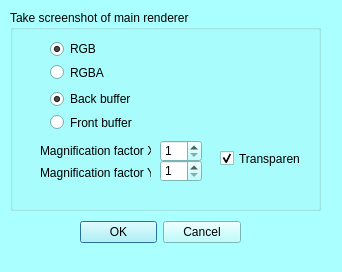
Above: MorphoDig/Qt/mqScreenshotDialog.ui from morphomuseum/MorphoDig before the change. Below: the same form after it.
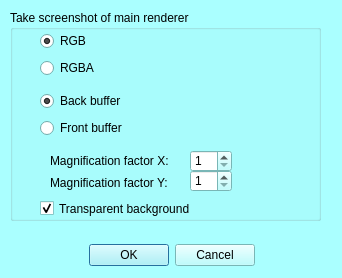
That is the form after the change.

Commit message: Screenshot with transparent background works!

The edit to the form file:
```diff
--- a/MorphoDig/Qt/mqScreenshotDialog.ui
+++ b/MorphoDig/Qt/mqScreenshotDialog.ui
@@ -7,7 +7,7 @@
     <x>0</x>
     <y>0</y>
     <width>342</width>
-    <height>272</height>
+    <height>278</height>
    </rect>
   </property>
   <property name="palette">
@@ -458,10 +458,10 @@
   <widget class="QWidget" name="layoutWidget">
    <property name="geometry">
     <rect>
-     <x>80</x>
-     <y>220</y>
-     <width>161</width>
-     <height>25</height>
+     <x>60</x>
+     <y>240</y>
+     <width>195</width>
+     <height>30</height>
     </rect>
    </property>
    <layout class="QHBoxLayout" name="horizontalLayout_2">
@@ -483,7 +483,7 @@
      <x>10</x>
      <y>10</y>
      <width>311</width>
-     <height>201</height>
+     <height>211</height>
     </rect>
    </property>
    <property name="title">
@@ -492,9 +492,9 @@
    <widget class="QLabel" name="label_6">
     <property name="geometry">
      <rect>
-      <x>30</x>
-      <y>126</y>
-      <width>111</width>
+      <x>40</x>
+      <y>136</y>
+      <width>131</width>
       <height>31</height>
      </rect>
     </property>
@@ -505,10 +505,10 @@
    <widget class="QWidget" name="verticalLayoutWidget">
     <property name="geometry">
      <rect>
-      <x>40</x>
-      <y>30</y>
+      <x>30</x>
+      <y>20</y>
       <width>220</width>
-      <height>41</height>
+      <height>49</height>
      </rect>
     </property>
     <layout class="QVBoxLayout" name="verticalLayout">
@@ -537,8 +537,8 @@
    <widget class="QSpinBox" name="magnificationX">
     <property name="geometry">
      <rect>
-      <x>150</x>
-      <y>130</y>
+      <x>180</x>
+      <y>140</y>
       <width>42</width>
       <height>22</height>
      </rect>
@@ -553,10 +553,10 @@
    <widget class="QWidget" name="verticalLayoutWidget_2">
     <property name="geometry">
      <rect>
-      <x>40</x>
+      <x>30</x>
       <y>80</y>
       <width>220</width>
-      <height>41</height>
+      <height>49</height>
      </rect>
     </property>
     <layout class="QVBoxLayout" name="verticalLayout_2">
@@ -582,8 +582,8 @@
    <widget class="QSpinBox" name="magnificationY">
     <property name="geometry">
      <rect>
-      <x>150</x>
-      <y>150</y>
+      <x>180</x>
+      <y>160</y>
       <width>42</width>
       <height>22</height>
      </rect>
@@ -598,9 +598,9 @@
    <widget class="QLabel" name="label_7">
     <property name="geometry">
      <rect>
-      <x>30</x>
-      <y>148</y>
-      <width>111</width>
+      <x>40</x>
+      <y>158</y>
+      <width>131</width>
       <height>31</height>
      </rect>
     </property>
@@ -611,14 +611,14 @@
    <widget class="QCheckBox" name="transparent">
     <property name="geometry">
      <rect>
-      <x>210</x>
-      <y>140</y>
-      <width>81</width>
+      <x>30</x>
+      <y>190</y>
+      <width>181</width>
       <height>17</height>
      </rect>
     </property>
     <property name="text">
-     <string>Transparent</string>
+     <string>Transparent background</string>
     </property>
     <property name="checked">
      <bool>true</bool>
```
The commit also changes 1 other file.
